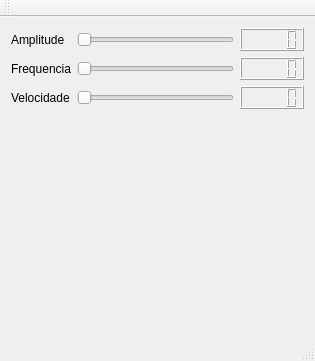
Before: the Qt Designer form SenoQt/mainwindow.ui in agostinhobritojr/dca1202, drawn with Qt 5.
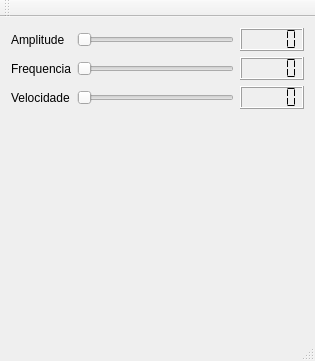
After: the same form once the commit is applied. Custom widgets are drawn as their Qt base class.

What changed in the file:
```diff
--- a/SenoQt/mainwindow.ui
+++ b/SenoQt/mainwindow.ui
@@ -32,7 +32,11 @@
        </widget>
       </item>
       <item row="0" column="2">
-       <widget class="QLCDNumber" name="lcdNumber"/>
+       <widget class="QLCDNumber" name="lcdNumber">
+        <property name="segmentStyle">
+         <enum>QLCDNumber::Flat</enum>
+        </property>
+       </widget>
       </item>
       <item row="1" column="0">
        <widget class="QLabel" name="label_2">
@@ -49,7 +53,11 @@
        </widget>
       </item>
       <item row="1" column="2">
-       <widget class="QLCDNumber" name="lcdNumber_2"/>
+       <widget class="QLCDNumber" name="lcdNumber_2">
+        <property name="segmentStyle">
+         <enum>QLCDNumber::Flat</enum>
+        </property>
+       </widget>
       </item>
       <item row="2" column="0">
        <widget class="QLabel" name="label_3">
@@ -66,7 +74,11 @@
        </widget>
       </item>
       <item row="2" column="2">
-       <widget class="QLCDNumber" name="lcdNumber_3"/>
+       <widget class="QLCDNumber" name="lcdNumber_3">
+        <property name="segmentStyle">
+         <enum>QLCDNumber::Flat</enum>
+        </property>
+       </widget>
       </item>
      </layout>
     </item>
```
Left out of the diff: 51 changed lines with no effect on the pictures.
